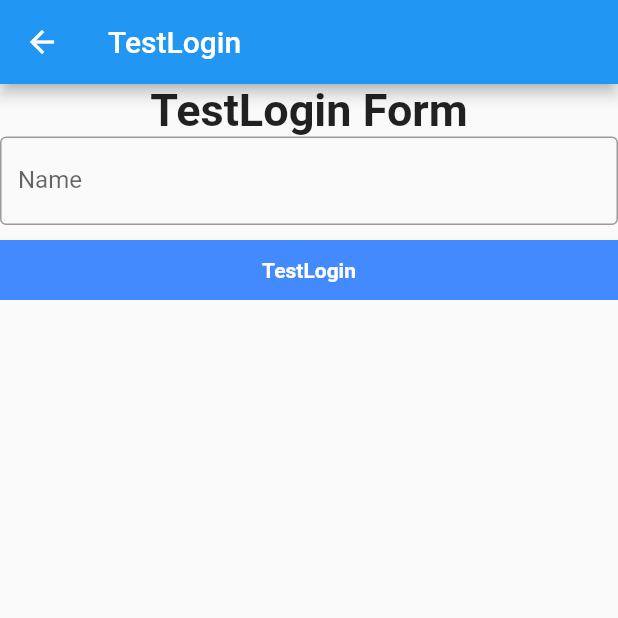
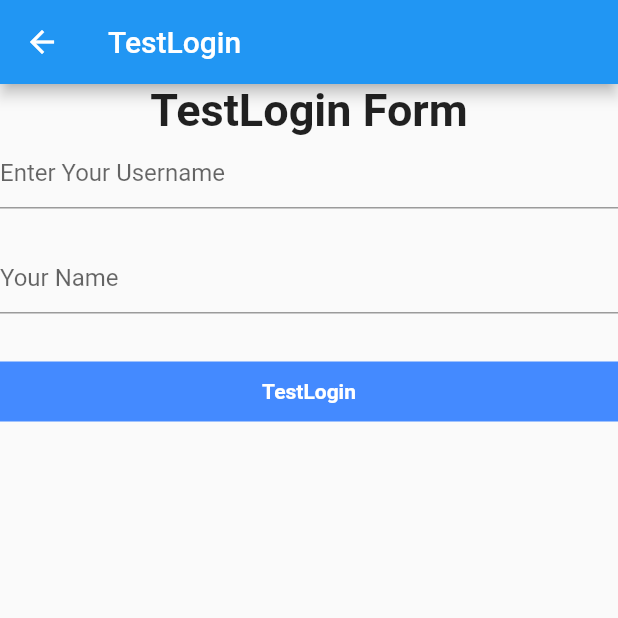
Before and after one commit to Amanullahgit/flutter_phone_authentication, a Flutter app: the TestLogin screen opened directly, on a phone screen of 412 x 824 dp, the top half of it. Run offline on Flutter 3.47's test engine with Material 2 defaults, Android fonts, the phone set to English and light mode, and no system bars; drawn by our look-alikes of flutter_form_builder; our stand-ins replace firebase_auth, firebase_core, pinput; accounts and stored records are empty.

Commit message:
Pass params to MyTextField Widget

```diff
--- a/lib/form_builder/components/text_field.dart
+++ b/lib/form_builder/components/text_field.dart
@@ -1,39 +1,77 @@
 import 'package:flutter/material.dart';
 import 'package:flutter_form_builder/flutter_form_builder.dart';
 
+import 'function.dart';
+
 class MyTextField extends StatefulWidget {
-  MyTextField({Key key}) : super(key: key);
+  MyTextField({
+    Key key,
+    @required this.item,
+    @required this.onChange,
+    @required this.position,
+    this.errorMessages = const {},
+    this.validations = const {},
+    this.decorations = const {},
+    this.keyboardTypes = const {},
+  }) : super(key: key);
+
+  final dynamic item;
+  final Function onChange;
+  final int position;
+  final Map errorMessages;
+  final Map validations;
+  final Map decorations;
+  final Map keyboardTypes;
 
   @override
   _TextFieldState createState() => _TextFieldState();
 }
 
 class _TextFieldState extends State<MyTextField> {
+  dynamic item;
+
+  @override
+  void initState() {
+    // TODO: implement initState
+    super.initState();
+    item = widget.item;
+
+    print("item MyTextField $item");
+  }
+
   @override
   Widget build(BuildContext context) {
     return FormBuilderTextField(
+      controller: null,
+      initialValue: item['value'] ?? null,
       autovalidateMode: AutovalidateMode.always,
       name: 'name',
-      decoration: InputDecoration(
-        labelText: 'Name',
-        border: OutlineInputBorder(),
-      ),
-      onChanged: (val) {
-        print('onChanged');
-        // setState(() {
-        //   _nameHasError = !(_formKey
-        //           .currentState?.fields['name']
-        //           ?.validate() ??
-        //       false);
-        // });
+      decoration: item['decoration'] ??
+          widget.decorations[item['key']] ??
+          new InputDecoration(
+            hintText: item['placeholder'] ?? "",
+            helperText: item['helpText'] ?? "",
+          ),
+      onChanged: (value) {
+        item['value'] = value;
+        widget.onChange(widget.position, value);
+        // print('onChanged MyTextField $val');
+        // // setState(() {
+        // //   _nameHasError = !(_formKey
+        // //           .currentState?.fields['name']
+        // //           ?.validate() ??
+        // //       false);
+        // // });
       },
+      keyboardType: item['keyboardType'] ??
+          widget.keyboardTypes[item['key']] ??
+          TextInputType.text,
       // valueTransformer: (text) => num.tryParse(text),
       validator: FormBuilderValidators.compose([
         FormBuilderValidators.required(context),
         FormBuilderValidators.max(context, 100),
       ]),
       // initialValue: '12',
-      keyboardType: TextInputType.name,
       textInputAction: TextInputAction.next,
     );
   }
--- a/lib/form_builder/json_schema.dart
+++ b/lib/form_builder/json_schema.dart
@@ -67,7 +67,12 @@ class _CoreFormState extends State<JsonSchema> {
           item['type'] == "Email" ||
           item['type'] == "TextArea" ||
           item['type'] == "TextInput") {
-        listWidget.add(new MyTextField());
+        listWidget.add(new MyTextField(
+          item: item,
+          onChange: onChange,
+          position: count,
+          keyboardTypes: widget.keyboardTypes,
+        ));
       }
 
       // if (item['type'] == "RadioButton") {
@@ -168,7 +173,8 @@ class _CoreFormState extends State<JsonSchema> {
     return FormBuilder(
         key: _formKey,
         // enabled: false,
-        autovalidateMode: AutovalidateMode.disabled,
+        autovalidateMode:
+            formGeneral['autoValidated'] ?? AutovalidateMode.disabled,
         // initialValue: {
         //   'movie_rating': 5,
         //   'best_language': 'Dart',
@@ -181,17 +187,5 @@ class _CoreFormState extends State<JsonSchema> {
           crossAxisAlignment: CrossAxisAlignment.stretch,
           children: jsonToForm(),
         ));
-    // return Form(
-    //   autovalidateMode:
-    //       formGeneral['autoValidated'] ?? AutovalidateMode.disabled,
-    //   key: _formKey,
-    //   child: new Container(
-    //     padding: new EdgeInsets.all(widget.padding ?? 8.0),
-    //     child: new Column(
-    //       crossAxisAlignment: CrossAxisAlignment.stretch,
-    //       children: jsonToForm(),
-    //     ),
-    //   ),
-    // );
   }
 }
--- a/lib/form_builder/test_screen.dart
+++ b/lib/form_builder/test_screen.dart
@@ -18,6 +18,13 @@ class _Login extends State<TestLogin> {
         'label': 'Username',
         'placeholder': "Enter Your Username",
         'required': true
+      },
+      {
+        'key': 'input1',
+        'type': 'Input',
+        'label': 'Name',
+        'placeholder': "Your Name",
+        'required': false
       },
     ]
   });
@@ -44,13 +51,14 @@ class _Login extends State<TestLogin> {
               style: TextStyle(fontSize: 30.0, fontWeight: FontWeight.bold),
             ),
             new JsonSchema(
-              decorations: decorations,
+              // decorations: decorations,
               form: form,
               onChanged: (dynamic response) {
+                print("onChange $response");
                 this.response = response;
               },
               actionSave: (data) {
-                print(data);
+                print("data $data");
               },
               autovalidateMode: AutovalidateMode.onUserInteraction,
               buttonSave: new Container(
```
